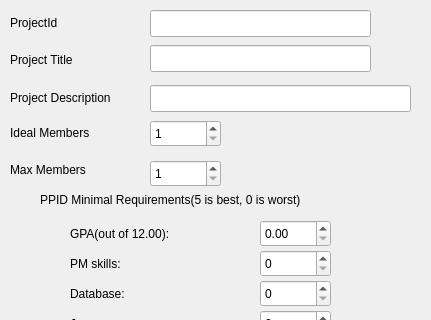
forshakuras/3004, file d2/createproject.ui: the form before one commit; both pictures show x 0 to 431 and y 0 to 320 of the 431 by 670 pixel window.
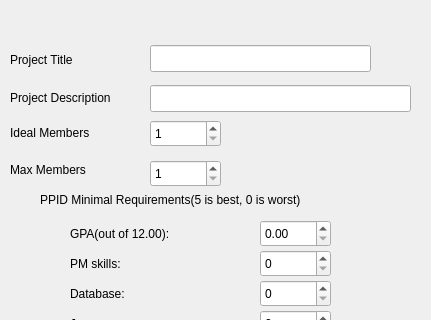
The form after the commit.

Diff of the .ui file:
```diff
--- a/d2/createproject.ui
+++ b/d2/createproject.ui
@@ -78,16 +78,6 @@
     <string>Networking:</string>
    </property>
   </widget>
-  <widget class="QLineEdit" name="projectId">
-   <property name="geometry">
-    <rect>
-     <x>150</x>
-     <y>10</y>
-     <width>221</width>
-     <height>27</height>
-    </rect>
-   </property>
-  </widget>
   <widget class="QLabel" name="label_15">
    <property name="geometry">
     <rect>
@@ -153,19 +143,6 @@
     </rect>
    </property>
   </widget>
-  <widget class="QLabel" name="nameLabel">
-   <property name="geometry">
-    <rect>
-     <x>10</x>
-     <y>15</y>
-     <width>81</width>
-     <height>16</height>
-    </rect>
-   </property>
-   <property name="text">
-    <string>ProjectId</string>
-   </property>
-  </widget>
   <widget class="QSpinBox" name="javaSpin1">
    <property name="geometry">
     <rect>
```
